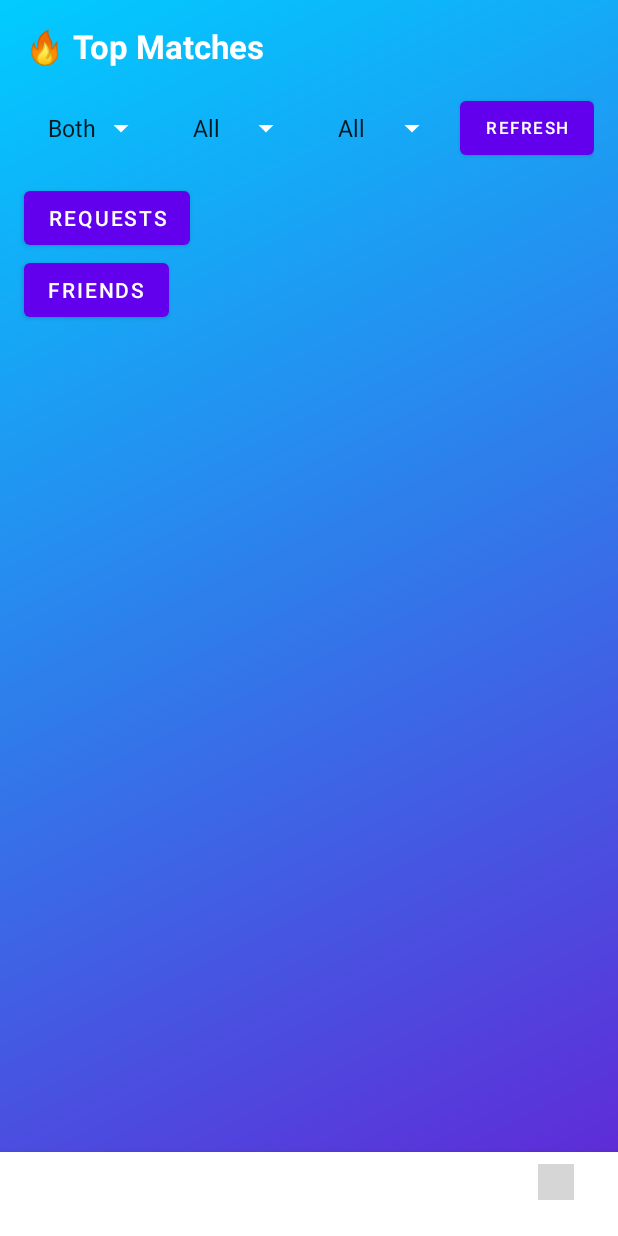
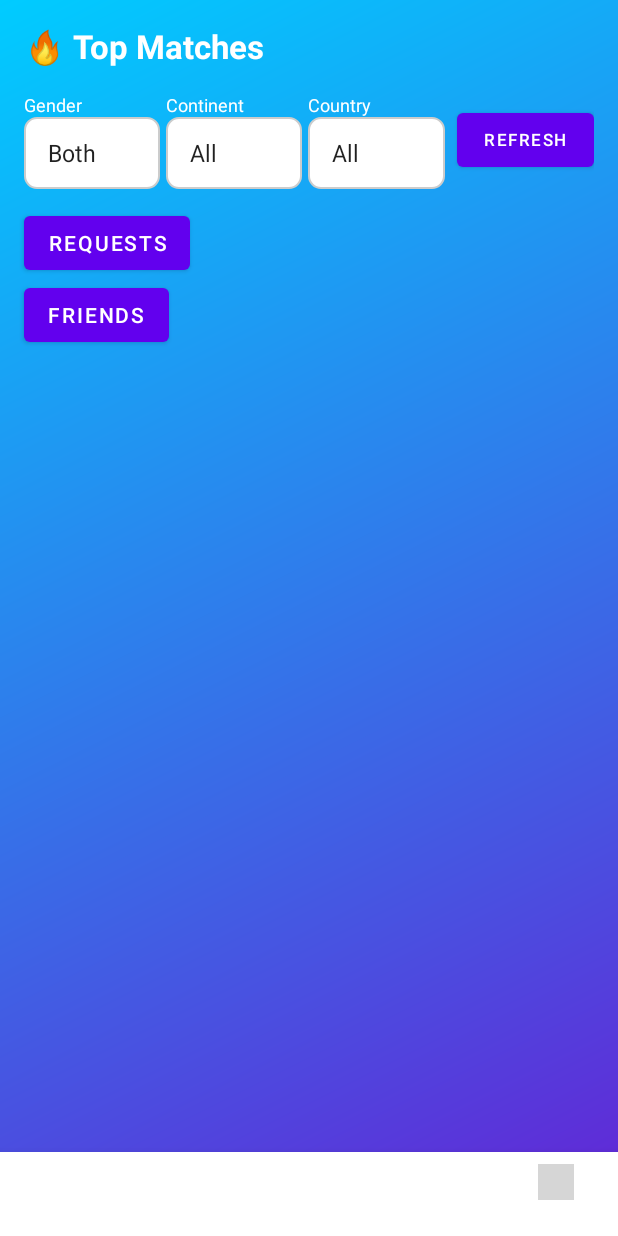
Before and after one commit to DiancaJadeNaidu/Synced, an Android app: the TopMatchesActivity screen opened directly, with no data from a screen before it, on a phone screen of 412 x 824 dp. Run offline under Robolectric (Android 15) with nearby library versions, the phone set to English and light mode, and no system bars; our stand-ins replace Firebase (no records; nobody signed in at launch, a user with empty details on screens opened directly); 2 statements that could not run were skipped; grey boxes are pictures that could not be loaded.

Commit message:
Updating filter logic

```diff
--- /dev/null
+++ b/app/src/main/res/drawable/filter_bar_bg.xml
@@ -0,0 +1,4 @@
+<shape xmlns:android="http://schemas.android.com/apk/res/android" android:shape="rectangle">
+    <solid android:color="#33FFFFFF"/> <!-- semi-transparent white -->
+    <corners android:radius="12dp"/>
+</shape>
--- a/app/src/main/res/layout/activity_top_matches.xml
+++ b/app/src/main/res/layout/activity_top_matches.xml
@@ -26,44 +26,86 @@
         android:layout_marginBottom="12dp"
         android:weightSum="4">
 
+        <!-- Gender filter -->
+        <LinearLayout
+            android:orientation="vertical"
+            android:layout_width="0dp"
+            android:layout_height="wrap_content"
+            android:layout_weight="1"
+            android:layout_marginEnd="4dp">
+
+            <TextView
+                android:layout_width="wrap_content"
+                android:layout_height="wrap_content"
+                android:text="Gender"
+                android:textColor="@android:color/white"
+                android:textSize="12sp"/>
+
             <Spinner
                 android:id="@+id/spinnerGender"
+                android:layout_width="match_parent"
+                android:layout_height="48dp"
+                android:background="@drawable/spinner_bg"
+                android:padding="8dp"/>
+        </LinearLayout>
+
+        <!-- Continent filter -->
+        <LinearLayout
+            android:orientation="vertical"
             android:layout_width="0dp"
             android:layout_height="wrap_content"
-            android:minHeight="48dp"
             android:layout_weight="1"
-            android:padding="8dp"
-            android:backgroundTint="@android:color/white" />
+            android:layout_marginEnd="4dp">
+
+            <TextView
+                android:layout_width="wrap_content"
+                android:layout_height="wrap_content"
+                android:text="Continent"
+                android:textColor="@android:color/white"
+                android:textSize="12sp"/>
 
             <Spinner
                 android:id="@+id/spinnerContinent"
+                android:layout_width="match_parent"
+                android:layout_height="48dp"
+                android:background="@drawable/spinner_bg"
+                android:padding="8dp"/>
+        </LinearLayout>
+
+        <!-- Country filter -->
+        <LinearLayout
+            android:orientation="vertical"
             android:layout_width="0dp"
             android:layout_height="wrap_content"
-            android:minHeight="48dp"
             android:layout_weight="1"
-            android:padding="8dp"
-            android:layout_marginStart="8dp"
-            android:backgroundTint="@android:color/white" />
+            android:layout_marginEnd="4dp">
+
+            <TextView
+                android:layout_width="wrap_content"
+                android:layout_height="wrap_content"
+                android:text="Country"
+                android:textColor="@android:color/white"
+                android:textSize="12sp"/>
 
             <Spinner
                 android:id="@+id/spinnerCountry"
-            android:layout_width="0dp"
-            android:layout_height="wrap_content"
-            android:minHeight="48dp"
-            android:layout_weight="1"
-            android:padding="8dp"
-            android:layout_marginStart="8dp"
-            android:backgroundTint="@android:color/white" />
+                android:layout_width="match_parent"
+                android:layout_height="48dp"
+                android:background="@drawable/spinner_bg"
+                android:padding="8dp"/>
+        </LinearLayout>
 
+        <!-- Refresh button -->
         <Button
             android:id="@+id/btnRefresh"
+            android:layout_width="0dp"
+            android:layout_height="48dp"
+            android:layout_weight="1"
             android:text="Refresh"
             android:textSize="11sp"
-            android:layout_width="0dp"
-            android:layout_height="wrap_content"
-            android:layout_weight="1"
-            android:layout_marginStart="8dp"/>
+            android:layout_marginStart="4dp"/>
     </LinearLayout>
+
 
     <Button
         android:id="@+id/btnViewRequests"
--- /dev/null
+++ b/app/src/main/res/layout/dropdown_item.xml
@@ -0,0 +1,7 @@
+<?xml version="1.0" encoding="utf-8"?>
+<TextView xmlns:android="http://schemas.android.com/apk/res/android"
+    android:layout_width="match_parent"
+    android:layout_height="wrap_content"
+    android:padding="12dp"
+    android:textSize="16sp"
+    android:textColor="@android:color/black"/>
```
Lines whose indentation alone changed are shown as unchanged.
